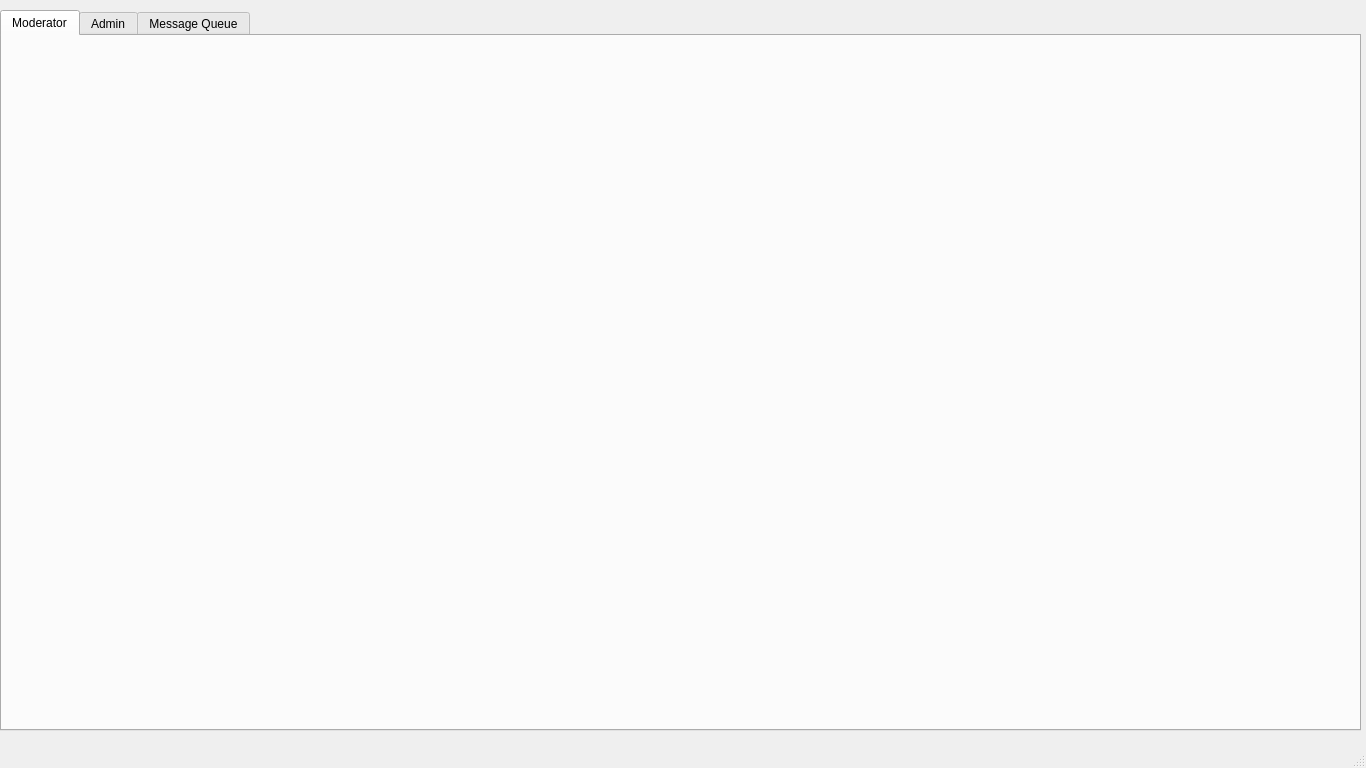
BobSegrest/eHaW, file moderator.ui: the form before one commit.
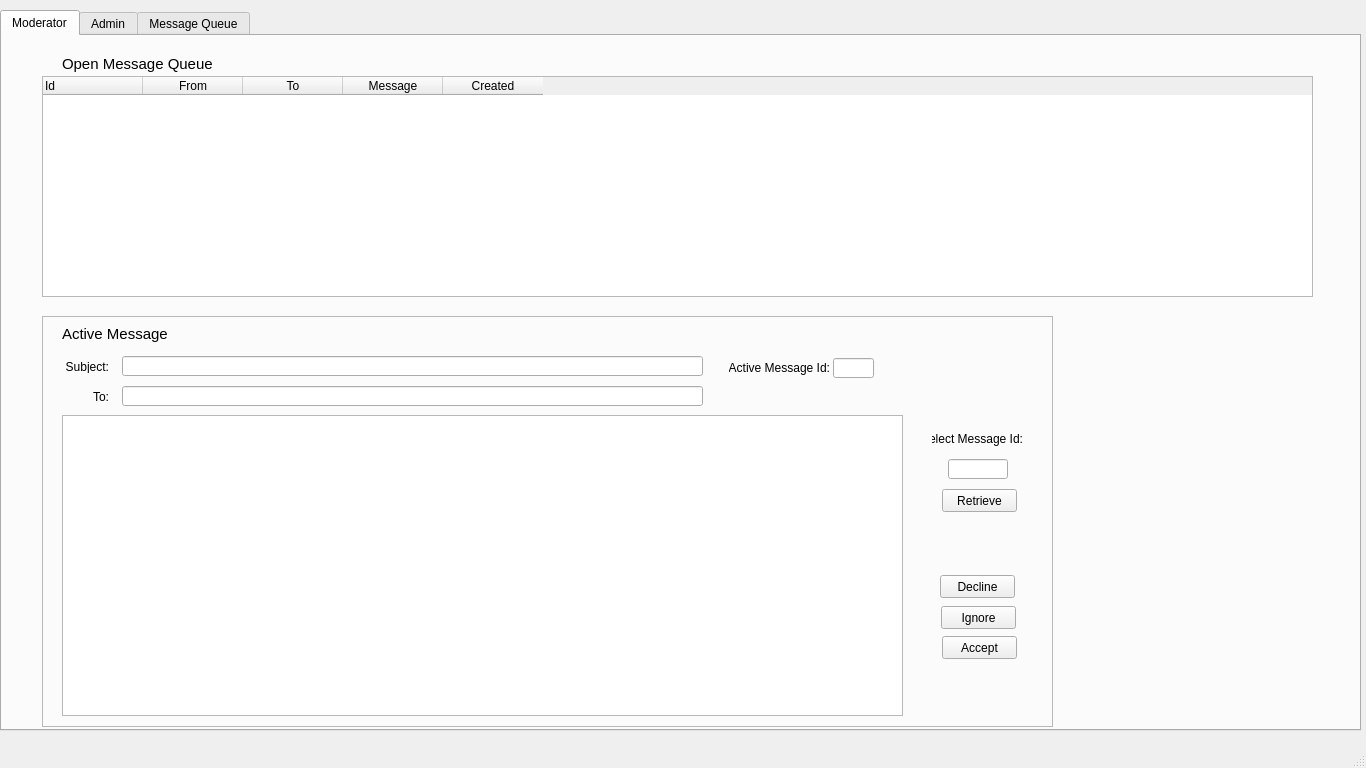
The form after the commit. The open tabs and pages were chosen to show the change. Icons and pictures are not drawn.

```diff
--- a/moderator.ui
+++ b/moderator.ui
@@ -43,6 +43,268 @@
      <attribute name="title">
       <string>Moderator</string>
      </attribute>
+     <widget class="QTableWidget" name="tw_OpenMsgQueue">
+      <property name="geometry">
+       <rect>
+        <x>40</x>
+        <y>40</y>
+        <width>1271</width>
+        <height>221</height>
+       </rect>
+      </property>
+      <property name="editTriggers">
+       <set>QAbstractItemView::NoEditTriggers</set>
+      </property>
+      <column>
+       <property name="text">
+        <string>Id</string>
+       </property>
+       <property name="textAlignment">
+        <set>AlignLeading|AlignVCenter</set>
+       </property>
+      </column>
+      <column>
+       <property name="text">
+        <string>From</string>
+       </property>
+      </column>
+      <column>
+       <property name="text">
+        <string>To</string>
+       </property>
+      </column>
+      <column>
+       <property name="text">
+        <string>Message</string>
+       </property>
+      </column>
+      <column>
+       <property name="text">
+        <string>Created</string>
+       </property>
+      </column>
+     </widget>
+     <widget class="QLabel" name="label_5">
+      <property name="geometry">
+       <rect>
+        <x>60</x>
+        <y>20</y>
+        <width>151</width>
+        <height>16</height>
+       </rect>
+      </property>
+      <property name="font">
+       <font>
+        <pointsize>11</pointsize>
+       </font>
+      </property>
+      <property name="text">
+       <string>Open Message Queue</string>
+      </property>
+     </widget>
+     <widget class="QFrame" name="frame_3">
+      <property name="geometry">
+       <rect>
+        <x>40</x>
+        <y>280</y>
+        <width>1011</width>
+        <height>411</height>
+       </rect>
+      </property>
+      <property name="frameShape">
+       <enum>QFrame::StyledPanel</enum>
+      </property>
+      <property name="frameShadow">
+       <enum>QFrame::Raised</enum>
+      </property>
+      <widget class="QLabel" name="label_6">
+       <property name="geometry">
+        <rect>
+         <x>20</x>
+         <y>10</y>
+         <width>141</width>
+         <height>16</height>
+        </rect>
+       </property>
+       <property name="font">
+        <font>
+         <pointsize>11</pointsize>
+        </font>
+       </property>
+       <property name="text">
+        <string>Active Message</string>
+       </property>
+      </widget>
+      <widget class="QPushButton" name="pb_ActMsgAccept">
+       <property name="geometry">
+        <rect>
+         <x>900</x>
+         <y>320</y>
+         <width>75</width>
+         <height>23</height>
+        </rect>
+       </property>
+       <property name="text">
+        <string>Accept</string>
+       </property>
+      </widget>
+      <widget class="QPushButton" name="pb_ActMsgIgnore">
+       <property name="geometry">
+        <rect>
+         <x>899</x>
+         <y>290</y>
+         <width>75</width>
+         <height>23</height>
+        </rect>
+       </property>
+       <property name="text">
+        <string>Ignore</string>
+       </property>
+      </widget>
+      <widget class="QPushButton" name="pb_ActMsgDecline">
+       <property name="geometry">
+        <rect>
+         <x>898</x>
+         <y>259</y>
+         <width>75</width>
+         <height>23</height>
+        </rect>
+       </property>
+       <property name="text">
+        <string>Decline</string>
+       </property>
+      </widget>
+      <widget class="QLineEdit" name="le_ActMsgSelectId">
+       <property name="geometry">
+        <rect>
+         <x>906</x>
+         <y>143</y>
+         <width>60</width>
+         <height>20</height>
+        </rect>
+       </property>
+       <property name="alignment">
+        <set>Qt::AlignCenter</set>
+       </property>
+      </widget>
+      <widget class="QPushButton" name="pb_ActMsgRetrieve">
+       <property name="geometry">
+        <rect>
+         <x>900</x>
+         <y>173</y>
+         <width>75</width>
+         <height>23</height>
+        </rect>
+       </property>
+       <property name="text">
+        <string>Retrieve</string>
+       </property>
+      </widget>
+      <widget class="QLabel" name="label_11">
+       <property name="geometry">
+        <rect>
+         <x>890</x>
+         <y>113</y>
+         <width>91</width>
+         <height>20</height>
+        </rect>
+       </property>
+       <property name="text">
+        <string>Select Message Id:</string>
+       </property>
+       <property name="alignment">
+        <set>Qt::AlignRight|Qt::AlignTrailing|Qt::AlignVCenter</set>
+       </property>
+      </widget>
+      <widget class="QTextBrowser" name="tb_ActiveMessage">
+       <property name="geometry">
+        <rect>
+         <x>20</x>
+         <y>99</y>
+         <width>841</width>
+         <height>301</height>
+        </rect>
+       </property>
+      </widget>
+      <widget class="QLineEdit" name="le_ActSubject">
+       <property name="geometry">
+        <rect>
+         <x>80</x>
+         <y>40</y>
+         <width>581</width>
+         <height>20</height>
+        </rect>
+       </property>
+      </widget>
+      <widget class="QLineEdit" name="le_ActMsgId">
+       <property name="geometry">
+        <rect>
+         <x>791</x>
+         <y>42</y>
+         <width>41</width>
+         <height>20</height>
+        </rect>
+       </property>
+      </widget>
+      <widget class="QLineEdit" name="le_ActTo">
+       <property name="geometry">
+        <rect>
+         <x>80</x>
+         <y>70</y>
+         <width>581</width>
+         <height>20</height>
+        </rect>
+       </property>
+      </widget>
+      <widget class="QLabel" name="label_7">
+       <property name="geometry">
+        <rect>
+         <x>20</x>
+         <y>44</y>
+         <width>47</width>
+         <height>13</height>
+        </rect>
+       </property>
+       <property name="text">
+        <string>Subject:</string>
+       </property>
+       <property name="alignment">
+        <set>Qt::AlignRight|Qt::AlignTrailing|Qt::AlignVCenter</set>
+       </property>
+      </widget>
+      <widget class="QLabel" name="label_8">
+       <property name="geometry">
+        <rect>
+         <x>20</x>
+         <y>74</y>
+         <width>47</width>
+         <height>13</height>
+        </rect>
+       </property>
+       <property name="text">
+        <string>To:</string>
+       </property>
+       <property name="alignment">
+        <set>Qt::AlignRight|Qt::AlignTrailing|Qt::AlignVCenter</set>
+       </property>
+      </widget>
+      <widget class="QLabel" name="label_9">
+       <property name="geometry">
+        <rect>
+         <x>687</x>
+         <y>42</y>
+         <width>101</width>
+         <height>20</height>
+        </rect>
+       </property>
+       <property name="text">
+        <string>Active Message Id:</string>
+       </property>
+       <property name="alignment">
+        <set>Qt::AlignRight|Qt::AlignTrailing|Qt::AlignVCenter</set>
+       </property>
+      </widget>
+     </widget>
     </widget>
     <widget class="QWidget" name="tab_Admin">
      <attribute name="title">
@@ -198,19 +460,6 @@
       <property name="frameShadow">
        <enum>QFrame::Raised</enum>
       </property>
-      <widget class="QLabel" name="label_9">
-       <property name="geometry">
-        <rect>
-         <x>20</x>
-         <y>30</y>
-         <width>91</width>
-         <height>16</height>
-        </rect>
-       </property>
-       <property name="text">
-        <string>Event ID</string>
-       </property>
-      </widget>
       <widget class="QLabel" name="label_10">
        <property name="geometry">
         <rect>
```
Left out of the diff: 177 changed lines with no effect on the pictures.
